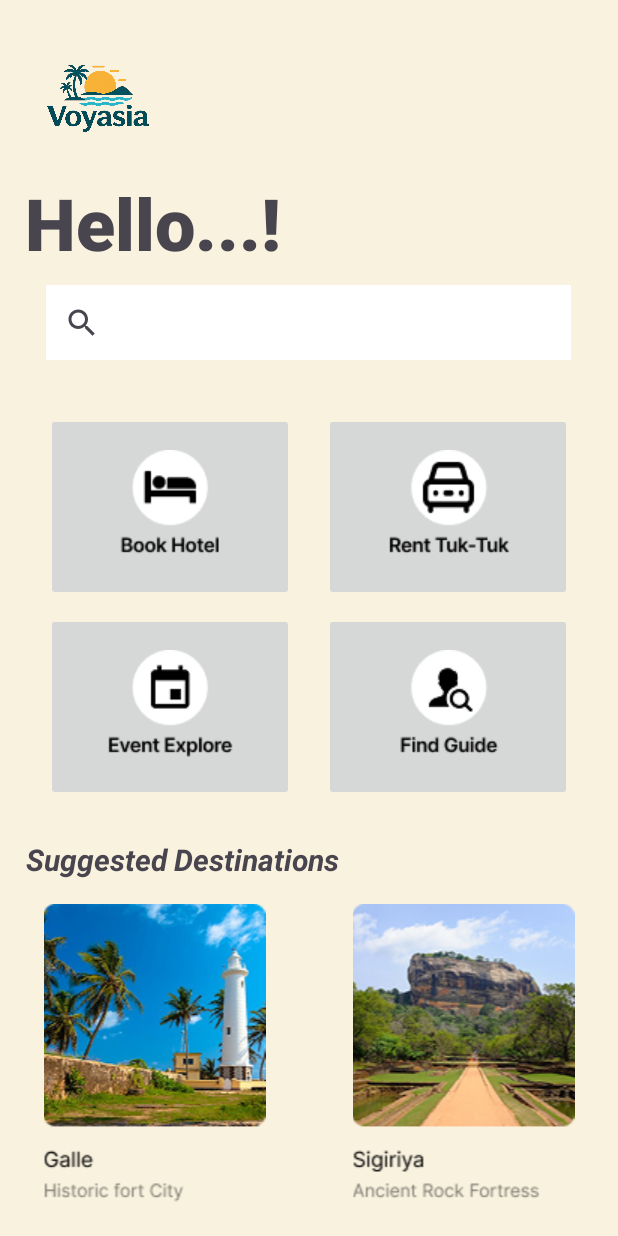
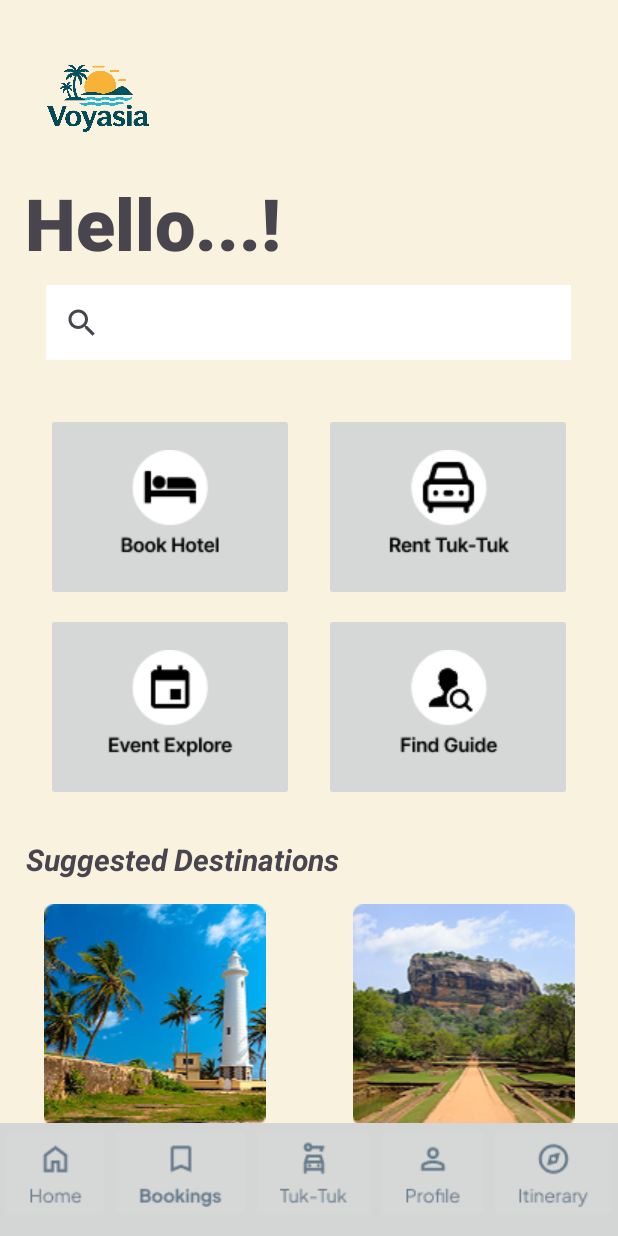
Before and after one commit to MadushanSasmitha/Voyasia, an Android app: the layout home.xml on its own in the app's theme, with its tools: preview values and no code run, on a phone screen of 412 x 824 dp. Run offline under Robolectric (Android 15) with nearby library versions, the phone set to English and light mode, and no system bars; Roboto replaces fonts that are not available here.

Commit message:
Initial Commit2

```diff
--- a/app/src/main/res/layout/home.xml
+++ b/app/src/main/res/layout/home.xml
@@ -8,6 +8,7 @@
     android:backgroundTint="#f9f2df">
 
     <ScrollView
+        android:id="@+id/scrollView2"
         android:layout_width="match_parent"
         android:layout_height="match_parent">
 
@@ -55,7 +56,8 @@
                 app:layout_constraintEnd_toEndOf="parent"
                 app:layout_constraintStart_toEndOf="@+id/imageButton9"
                 app:layout_constraintTop_toBottomOf="@+id/searchView2"
-                app:srcCompat="@drawable/rentatuk" />
+                app:srcCompat="@drawable/rentatuk"
+                tools:ignore="SpeakableTextPresentCheck" />
 
             <ImageButton
                 android:id="@+id/imageButton9"
@@ -69,7 +71,8 @@
                 app:layout_constraintEnd_toStartOf="@+id/imageButton7"
                 app:layout_constraintStart_toStartOf="parent"
                 app:layout_constraintTop_toBottomOf="@+id/searchView2"
-                app:srcCompat="@drawable/book_hotel" />
+                app:srcCompat="@drawable/book_hotel"
+                tools:ignore="SpeakableTextPresentCheck" />
 
             <ImageButton
                 android:id="@+id/imageButton10"
@@ -81,7 +84,8 @@
                 app:layout_constraintEnd_toStartOf="@+id/imageButton11"
                 app:layout_constraintStart_toStartOf="parent"
                 app:layout_constraintTop_toBottomOf="@+id/imageButton9"
-                app:srcCompat="@drawable/eventexplore" />
+                app:srcCompat="@drawable/eventexplore"
+                tools:ignore="SpeakableTextPresentCheck" />
 
             <ImageButton
                 android:id="@+id/imageButton11"
@@ -93,7 +97,8 @@
                 app:layout_constraintEnd_toEndOf="parent"
                 app:layout_constraintStart_toEndOf="@+id/imageButton10"
                 app:layout_constraintTop_toBottomOf="@+id/imageButton7"
-                app:srcCompat="@drawable/guidefind" />
+                app:srcCompat="@drawable/guidefind"
+                tools:ignore="SpeakableTextPresentCheck" />
 
             <SearchView
                 android:id="@+id/searchView2"
@@ -118,6 +123,7 @@
                 android:text="Suggested Destinations"
                 android:textSize="20sp"
                 android:textStyle="bold|italic"
+                android:visibility="visible"
                 app:layout_constraintBottom_toTopOf="@+id/constraintLayout2"
                 app:layout_constraintEnd_toEndOf="parent"
                 app:layout_constraintStart_toStartOf="parent"
@@ -127,6 +133,7 @@
                 android:id="@+id/constraintLayout2"
                 android:layout_width="match_parent"
                 android:layout_height="match_parent"
+                android:visibility="visible"
                 app:layout_constraintTop_toBottomOf="@+id/textView5"
                 tools:layout_editor_absoluteX="-31dp">
 
@@ -154,14 +161,24 @@
                         android:layout_weight="1"
                         app:srcCompat="@drawable/sigiriya" />
                 </LinearLayout>
+
             </androidx.constraintlayout.widget.ConstraintLayout>
 
             <!-- END: New Card with Picture and Name -->
 
-
-
+            <!-- Navigation Bar Included at the Bottom -->
 
         </androidx.constraintlayout.widget.ConstraintLayout>
     </ScrollView>
 
+    <FrameLayout
+        android:id="@+id/navigation_bar_container"
+        android:layout_width="match_parent"
+        android:layout_height="wrap_content"
+        app:layout_constraintBottom_toBottomOf="@+id/scrollView2">
+
+        <include layout="@layout/navigation_bar" />
+
+    </FrameLayout>
+
 </androidx.constraintlayout.widget.ConstraintLayout>
```
Also changed, not shown: app/src/main/res/layout/activity_main.xml (+6 -2 lines), app/src/main/res/layout/hotels.xml (+11 -2 lines), app/src/main/res/layout/request_ride.xml (+49 -29 lines), app/src/main/res/layout/second_card.xml (+11 -5 lines), app/src/main/res/layout/third_card.xml (+11 -5 lines), app/src/main/res/layout/tuk_driver.xml (+11 -2 lines).
